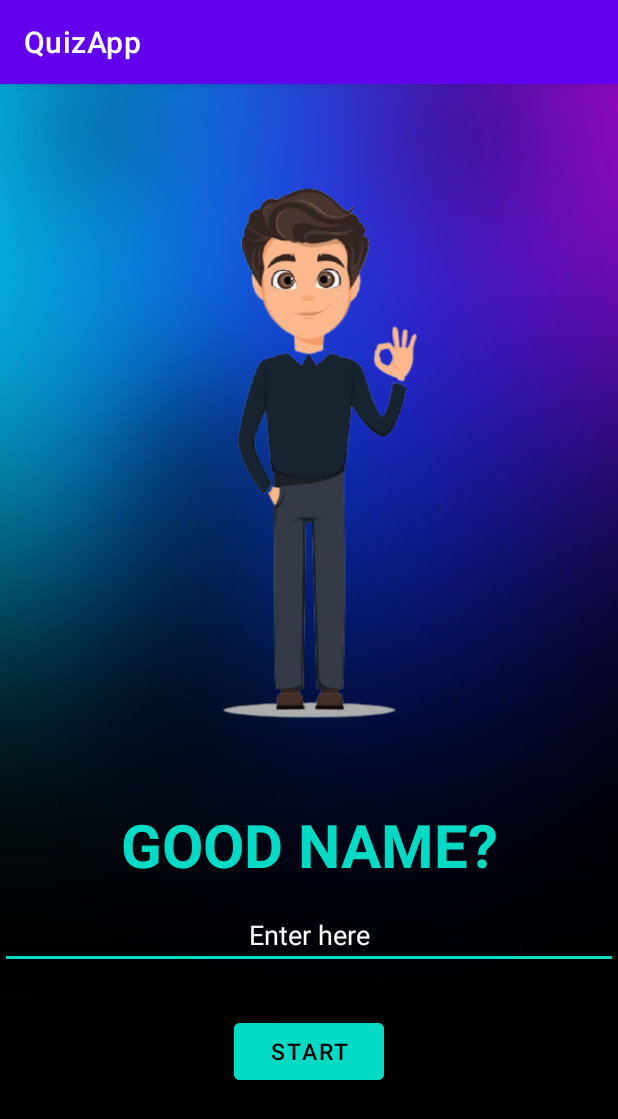
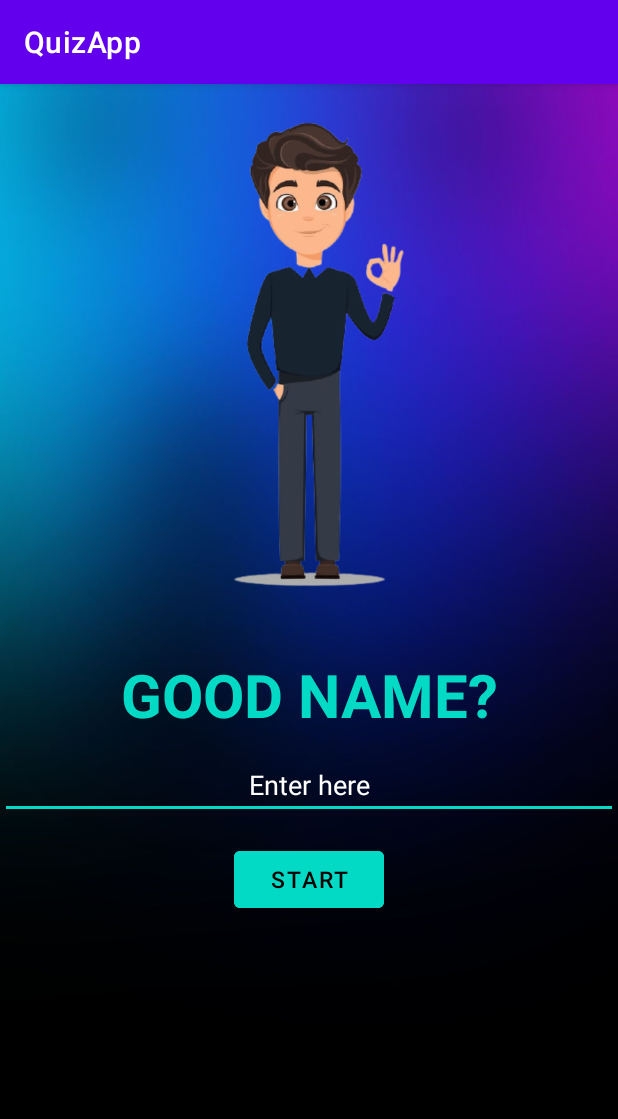
Before and after one commit to sekhar76405/AndRoiD_deV, an Android app: the screen it shows after launch (MainActivity), on a phone screen of 412 x 824 dp. Shown: the top 1119 px of the screen. Run offline under Robolectric (Android 15) with nearby library versions, the phone set to English and light mode, and no system bars.

Commit message:
Removed scroll view and corrected the UI

```diff
--- a/QuizApp/app/src/main/res/layout/activity_main.xml
+++ b/QuizApp/app/src/main/res/layout/activity_main.xml
@@ -7,18 +7,17 @@
     android:orientation="vertical"
     android:background="@drawable/landing_page"
     tools:context=".MainActivity">
-<ScrollView
-    android:layout_width="match_parent"
-    android:layout_height="match_parent">
+
+
         <LinearLayout
             android:layout_width="match_parent"
             android:layout_height="match_parent"
             android:orientation="vertical">
+
             <ImageView
                 android:layout_width="200dp"
-            android:layout_height="400dp"
+                android:layout_height="350dp"
                 android:layout_gravity="center"
-            android:layout_marginTop="40dp"
                 android:scaleType="centerCrop"
                 android:src="@drawable/person" />
 
@@ -26,40 +25,37 @@
                 android:layout_width="match_parent"
                 android:layout_height="50dp"
                 android:layout_gravity="center"
+                android:layout_marginTop="30dp"
+                android:gravity="center"
                 android:text="Good name?"
+                android:textAllCaps="true"
                 android:textColor="@color/teal_200"
                 android:textSize="40dp"
-            android:gravity="center"
-            android:textAllCaps="true"
-            android:layout_marginTop="40dp"
-            android:textStyle="bold"
-            />
+                android:textStyle="bold" />
+
             <EditText
                 android:layout_width="match_parent"
                 android:layout_height="40dp"
-            android:hint="Enter here"
-            android:textColorHint="@color/white"
                 android:layout_marginTop="20dp"
                 android:gravity="center"
-            android:textColor="@color/white"
+                android:hint="Enter here"
                 android:scrollIndicators="bottom"
                 android:singleLine="true"
-            />
+                android:textColor="@color/white"
+                android:textColorHint="@color/white" />
 
             <Button
                 android:id="@+id/start_btn"
                 android:layout_width="100dp"
                 android:layout_height="50dp"
                 android:layout_gravity="center"
-            android:layout_marginTop="30dp"
+                android:layout_marginTop="15dp"
+                android:backgroundTint="@color/teal_200"
                 android:text="Start"
-            android:textSize="15dp"
                 android:textColor="@color/black"
-            android:backgroundTint="@color/teal_200"
-            />
+                android:textSize="15dp" />
         </LinearLayout>
 
-</ScrollView>
 
 
 </LinearLayout>
```
Also changed, not shown: QuizApp/app/src/main/res/layout/activity_topics.xml (+6 -10 lines). Lines whose indentation alone changed are shown as unchanged.
